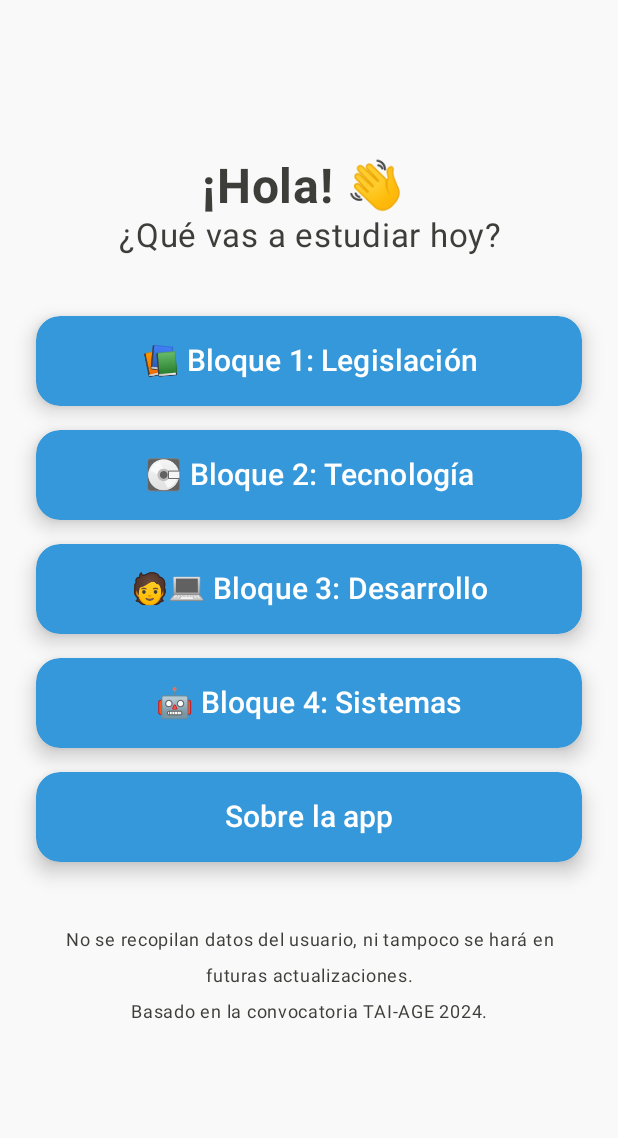
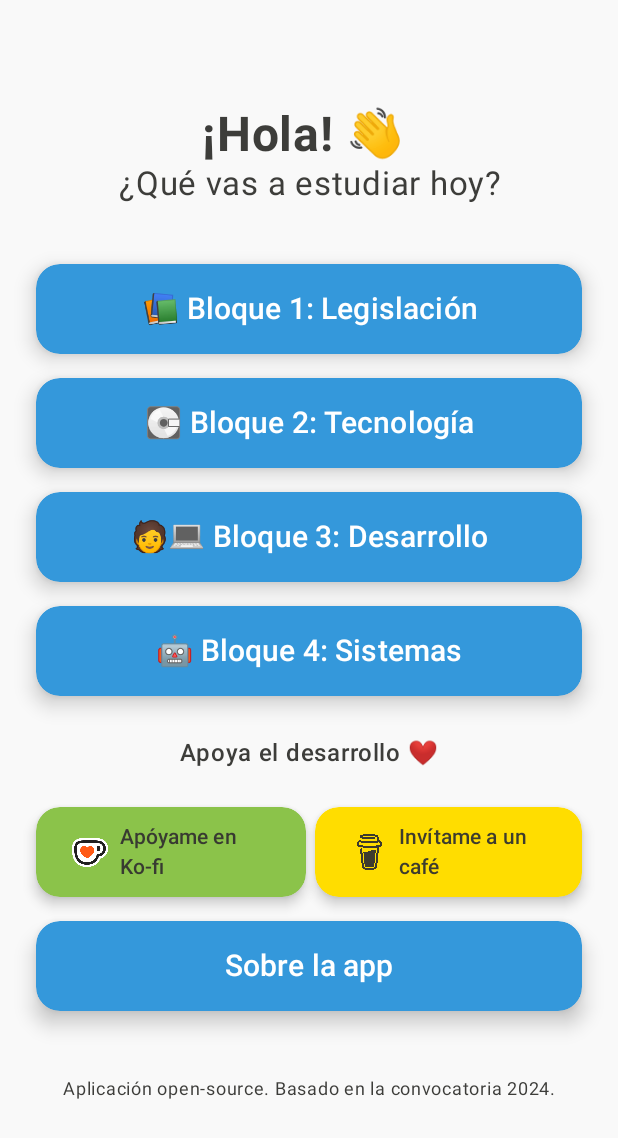
Before and after one commit to Naritsumi/EstudiaTAI-app, an Android app built with Jetpack Compose: the screen it shows after launch (MainActivity), on a phone screen of 412 x 824 dp. Shown: the top 1138 px of the screen. Run offline under Robolectric (Android 15) with nearby library versions, the phone set to English and light mode, and no system bars.

```diff
--- a/app/src/main/java/com/tech/estudiatai/MainActivity.kt
+++ b/app/src/main/java/com/tech/estudiatai/MainActivity.kt
@@ -72,14 +72,13 @@ fun MainScreen(
             ButtonsSection()
             Spacer(modifier = Modifier.height(16.dp))
             Text(
-                text = "No se recopilan datos del usuario, ni tampoco se hará en futuras actualizaciones.\n" +
-                        "Basado en la convocatoria TAI-AGE 2024.",
+                text = "Aplicación open-source. Basado en la convocatoria 2024.",
                 fontSize = 12.sp,
                 textAlign = TextAlign.Center,
                 modifier = Modifier.padding(16.dp),
                 color = MaterialTheme.colorScheme.onSecondary
             )
-            Spacer(modifier = Modifier.height(16.dp))
+            //Spacer(modifier = Modifier.height(16.dp))
             // Para versiones futuras:
             //ToggleThemeButton(isDarkTheme = isDarkTheme, onToggleTheme = onToggleTheme)
         }
@@ -158,6 +157,16 @@ fun ButtonsSection() {
                 val intent = Intent(context, B4IndiceActivity::class.java)
                 context.startActivity(intent)
             })
+        //Spacer(modifier = Modifier.height(16.dp))
+        Spacer(modifier = Modifier.height(26.dp))
+        Text(
+            text = "Apoya el desarrollo ❤️",
+            fontSize = 16.sp,
+            fontWeight = FontWeight.SemiBold,
+            color = MaterialTheme.colorScheme.onSecondary,
+            modifier = Modifier.padding(bottom = 8.dp)
+        )
+        KoFiAndCoffeeButtons() // reutiliza tu composable existente
         Spacer(modifier = Modifier.height(16.dp))
         CustomButton("Sobre la app",
             onClick = {
--- a/app/src/main/java/com/tech/estudiatai/ReadMeActivity.kt
+++ b/app/src/main/java/com/tech/estudiatai/ReadMeActivity.kt
@@ -17,6 +17,8 @@ import androidx.compose.foundation.verticalScroll
 import androidx.compose.material.icons.Icons
 import androidx.compose.material.icons.automirrored.filled.ArrowBack
 import androidx.compose.material.icons.filled.Email
+import androidx.compose.material3.Button
+import androidx.compose.material3.ButtonDefaults
 import androidx.compose.material3.Icon
 import androidx.compose.material3.IconButton
 import androidx.compose.material3.IconButtonDefaults
@@ -126,11 +128,10 @@ fun KoFiAndCoffeeButtons() {
         modifier = Modifier
             .fillMaxWidth()
             .padding(top = 16.dp),
-        horizontalArrangement = Arrangement.SpaceEvenly,
+        horizontalArrangement = Arrangement.Center,
         verticalAlignment = Alignment.CenterVertically
     ) {
-        // Botón Ko-fi
-        IconButton(
+        Button(
             onClick = {
                 val intent = Intent(
                     Intent.ACTION_VIEW,
@@ -141,8 +142,9 @@ fun KoFiAndCoffeeButtons() {
             modifier = Modifier
                 .width(180.dp)
                 .height(60.dp)
-                .shadow(5.dp, shape = RoundedCornerShape(25.dp)),
-            colors = IconButtonDefaults.iconButtonColors(
+                .shadow(5.dp, shape = RoundedCornerShape(16.dp)),
+            shape = RoundedCornerShape(16.dp),
+            colors = ButtonDefaults.buttonColors(
                 containerColor = MaterialTheme.colorScheme.secondary,
                 contentColor = MaterialTheme.colorScheme.onSecondary
             )
@@ -152,7 +154,6 @@ fun KoFiAndCoffeeButtons() {
                 horizontalArrangement = Arrangement.Center,
                 modifier = Modifier.fillMaxWidth()
             ) {
-                // Image para tratar el icono como png, cosa que icon no hace
                 Image(
                     painter = painterResource(id = R.drawable.kofi_symbol),
                     contentDescription = "Ko-fi",
@@ -163,8 +164,9 @@ fun KoFiAndCoffeeButtons() {
             }
         }
 
-        // Botón Buy Me a Coffee
-        IconButton(
+        Spacer(modifier = Modifier.width(6.dp))
+
+        Button(
             onClick = {
                 val intent = Intent(
                     Intent.ACTION_VIEW,
@@ -175,8 +177,9 @@ fun KoFiAndCoffeeButtons() {
             modifier = Modifier
                 .width(180.dp)
                 .height(60.dp)
-                .shadow(5.dp, shape = RoundedCornerShape(25.dp)),
-            colors = IconButtonDefaults.iconButtonColors(
+                .shadow(5.dp, shape = RoundedCornerShape(16.dp)),
+            shape = RoundedCornerShape(16.dp),
+            colors = ButtonDefaults.buttonColors(
                 containerColor = MaterialTheme.colorScheme.tertiary,
                 contentColor = MaterialTheme.colorScheme.onTertiary
             )
@@ -186,7 +189,6 @@ fun KoFiAndCoffeeButtons() {
                 horizontalArrangement = Arrangement.Center,
                 modifier = Modifier.fillMaxWidth()
             ) {
-                // Lo dejo como icon porque me gusta el toque negro que le agrega
                 Icon(
                     painter = painterResource(id = R.drawable.bmc_logo),
                     contentDescription = "Buy Me a Coffee",
@@ -198,6 +200,7 @@ fun KoFiAndCoffeeButtons() {
         }
     }
 }
+
 
 @SuppressLint("UseKtx")
 @Composable
```
Also changed, not shown: app/src/main/java/com/tech/estudiatai/ExamenActivity.kt (+6 -1 lines).
